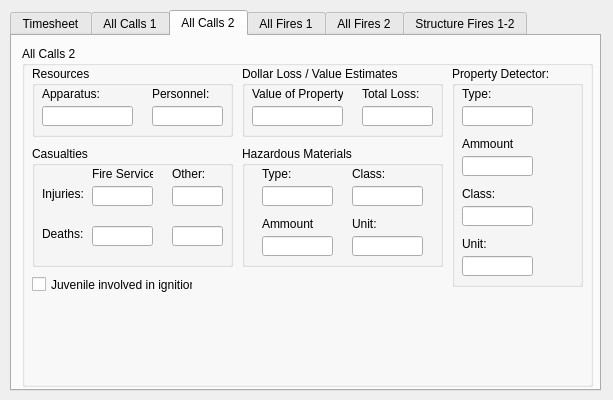
Before: the Qt Designer form src/forms/wndactivecall.ui in JDougherty/Fire-Department-Management-System, drawn with Qt 5.
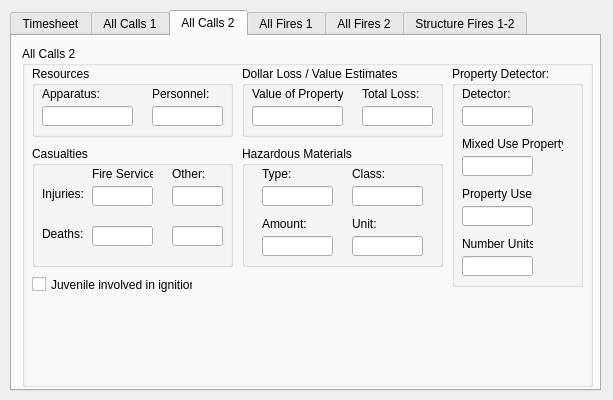
After: the same form once the commit is applied. The open tabs and pages were chosen to show the change.

Commit message: Aligned the object names in wndActiveCall.ui with the database schema. Implemented saving for call information from wndActiveCall to the database.

Diff of the .ui file:
```diff
--- a/src/forms/wndactivecall.ui
+++ b/src/forms/wndactivecall.ui
@@ -1162,7 +1162,7 @@
          </rect>
         </property>
         <property name="text">
-         <string>Type:</string>
+         <string>Detector:</string>
         </property>
        </widget>
        <widget class="QLabel" name="label_37">
@@ -1170,12 +1170,12 @@
          <rect>
           <x>10</x>
           <y>170</y>
-          <width>41</width>
+          <width>71</width>
           <height>16</height>
          </rect>
         </property>
         <property name="text">
-         <string>Unit:</string>
+         <string>Number Units:</string>
         </property>
        </widget>
        <widget class="QLineEdit" name="txtarrayAC2_PropertyDetectorClass">
@@ -1193,12 +1193,12 @@
          <rect>
           <x>10</x>
           <y>70</y>
-          <width>51</width>
+          <width>101</width>
           <height>16</height>
          </rect>
         </property>
         <property name="text">
-         <string>Ammount:</string>
+         <string>Mixed Use Property:</string>
         </property>
        </widget>
        <widget class="QLineEdit" name="txtarrayAC2_PropertyDetectorType">
@@ -1216,12 +1216,12 @@
          <rect>
           <x>10</x>
           <y>120</y>
-          <width>51</width>
+          <width>71</width>
           <height>16</height>
          </rect>
         </property>
         <property name="text">
-         <string>Class:</string>
+         <string>Property Use:</string>
         </property>
        </widget>
       </widget>
@@ -1431,7 +1431,7 @@
          </rect>
         </property>
         <property name="text">
-         <string>Ammount:</string>
+         <string>Amount:</string>
         </property>
        </widget>
       </widget>
```
Left out of the diff: 311 changed lines with no effect on the pictures. The commit also changes 4 other files.
